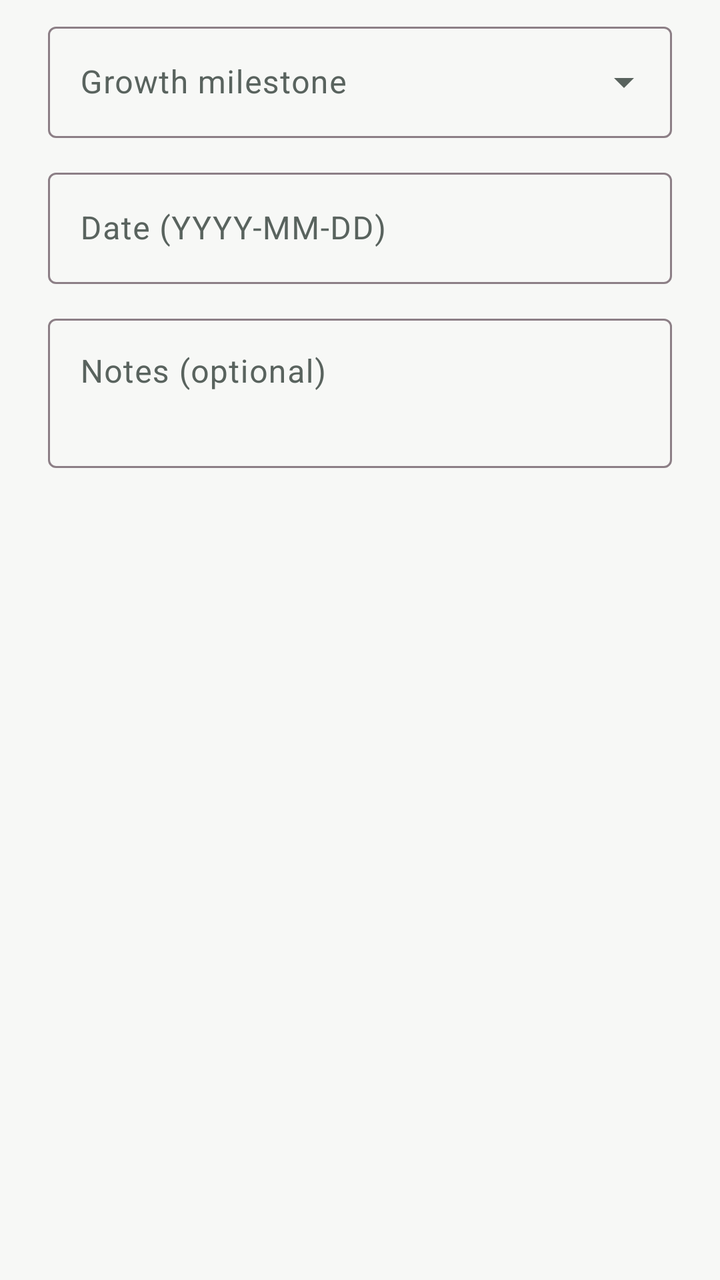
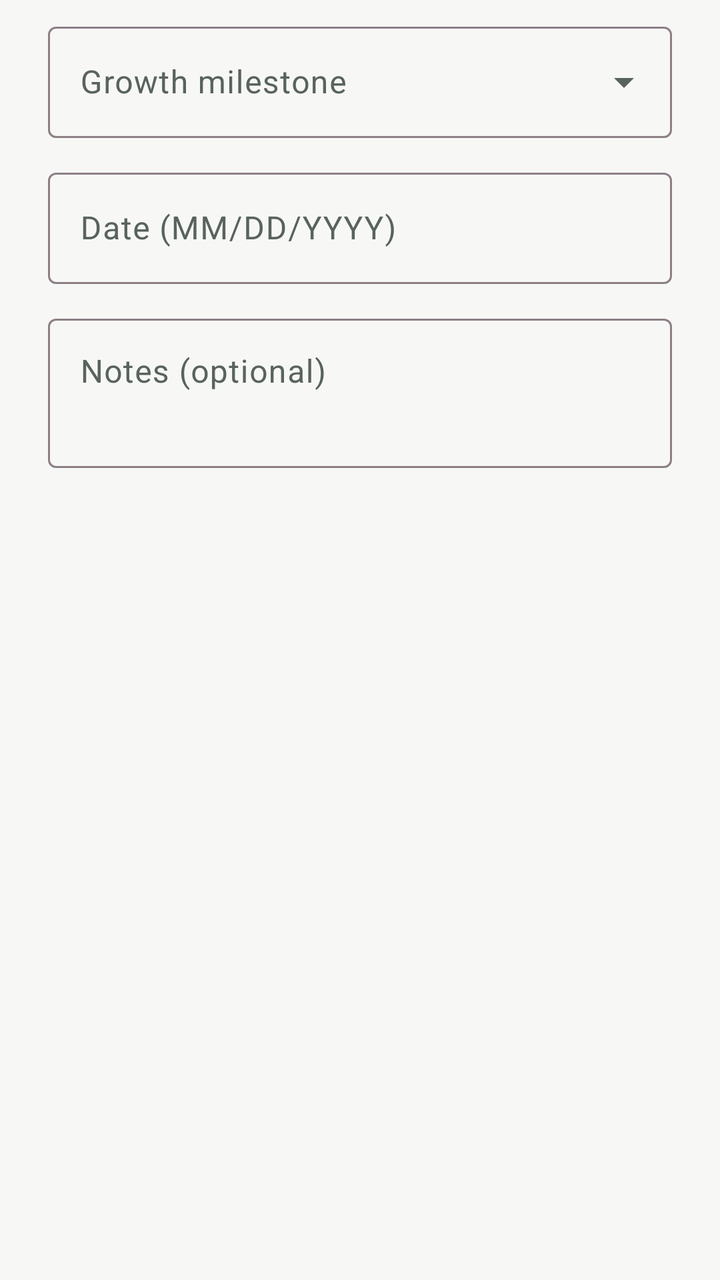

Compare the two renders of this Android layout. The source of the first and the diff that turns it into the second are given below.
<!-- AndroidManifest.xml: application theme Theme.DragonView -->
<!-- res/layout/dialog_planting_stage.xml -->
<?xml version="1.0" encoding="utf-8"?>
<LinearLayout xmlns:android="http://schemas.android.com/apk/res/android"
    xmlns:app="http://schemas.android.com/apk/res-auto"
    android:layout_width="match_parent"
    android:layout_height="wrap_content"
    android:orientation="vertical"
    android:paddingStart="24dp"
    android:paddingTop="8dp"
    android:paddingEnd="24dp"
    android:paddingBottom="4dp">

    <com.google.android.material.textfield.TextInputLayout
        style="@style/Widget.Material3.TextInputLayout.OutlinedBox.ExposedDropdownMenu"
        android:layout_width="match_parent"
        android:layout_height="wrap_content"
        android:hint="Growth milestone">
        <com.google.android.material.textfield.MaterialAutoCompleteTextView
            android:id="@+id/stageInput"
            android:layout_width="match_parent"
            android:layout_height="wrap_content"
            android:inputType="none" />
    </com.google.android.material.textfield.TextInputLayout>

    <com.google.android.material.textfield.TextInputLayout
        style="@style/Widget.Material3.TextInputLayout.OutlinedBox"
        android:layout_width="match_parent"
        android:layout_height="wrap_content"
        android:layout_marginTop="12dp"
        android:hint="Date (YYYY-MM-DD)">
        <com.google.android.material.textfield.TextInputEditText
            android:id="@+id/dateInput"
            android:layout_width="match_parent"
            android:layout_height="wrap_content"
            android:inputType="date" />
    </com.google.android.material.textfield.TextInputLayout>

    <com.google.android.material.textfield.TextInputLayout
        style="@style/Widget.Material3.TextInputLayout.OutlinedBox"
        android:layout_width="match_parent"
        android:layout_height="wrap_content"
        android:layout_marginTop="12dp"
        android:hint="Notes (optional)">
        <com.google.android.material.textfield.TextInputEditText
            android:id="@+id/noteInput"
            android:layout_width="match_parent"
            android:layout_height="wrap_content"
            android:gravity="top"
            android:inputType="textCapSentences|textMultiLine"
            android:minLines="2" />
    </com.google.android.material.textfield.TextInputLayout>

    <TextView
        android:id="@+id/errorText"
        android:layout_width="match_parent"
        android:layout_height="wrap_content"
        android:layout_marginTop="8dp"
        android:textColor="@color/dragon_error"
        android:textSize="12sp" />
</LinearLayout>
<!-- resources referenced by this layout -->
<resources>
  <color name="dragon_error">#B3261E</color>
  <style name="Theme.DragonView" parent="Theme.DragonView.Base" />
  <color name="dragon_magenta">#E51564</color>
  <color name="on_accent">#FFFFFF</color>
  <color name="dragon_surface_variant">@color/plum_mist_100</color>
  <color name="dragon_magenta_dark">#C50E55</color>
  <color name="dragon_green">#159C50</color>
  <color name="dragon_green_soft">#E4F7EB</color>
  <color name="black">@color/ink</color>
  <color name="dragon_yellow">#9A6514</color>
  <color name="dragon_yellow_soft">#FFF0D5</color>
  <color name="dragon_surface">@color/warm_ivory</color>
  <color name="neo_surface_high">#FFFFFF</color>
  <color name="dragon_outline">#8C7F86</color>
  <color name="fifo_urgent_soft">#F8DEDC</color>
  <style name="Widget.DragonView.Card" parent="Widget.Material3.CardView.Filled">
          <item name="cardBackgroundColor">@color/neo_surface_high</item>
          <item name="cardCornerRadius">20dp</item>
          <item name="cardElevation">1dp</item>
          <item name="strokeColor">@color/neo_highlight</item>
          <item name="strokeWidth">1dp</item>
      </style>
  <style name="ShapeAppearance.DragonView.Small" parent="ShapeAppearance.Material3.Corner.Small">
          <item name="cornerFamily">rounded</item>
          <item name="cornerSize">12dp</item>
      </style>
  <style name="ShapeAppearance.DragonView.Medium" parent="ShapeAppearance.Material3.Corner.Medium">
          <item name="cornerFamily">rounded</item>
          <item name="cornerSize">16dp</item>
      </style>
  <style name="ShapeAppearance.DragonView.Large" parent="ShapeAppearance.Material3.Corner.Large">
          <item name="cornerFamily">rounded</item>
          <item name="cornerSize">20dp</item>
      </style>
  <style name="TextAppearance.DragonView.HeadlineSmall" parent="TextAppearance.Material3.HeadlineSmall">
          <item name="android:fontFamily">sans-serif-medium</item>
          <item name="android:textColor">@color/ink</item>
          <item name="android:textSize">24sp</item>
          <item name="android:letterSpacing">-0.01</item>
      </style>
  <style name="TextAppearance.DragonView.TitleLarge" parent="TextAppearance.Material3.TitleLarge">
          <item name="android:fontFamily">sans-serif-medium</item>
          <item name="android:textColor">@color/ink</item>
          <item name="android:textSize">20sp</item>
          <item name="android:letterSpacing">-0.01</item>
      </style>
  <style name="TextAppearance.DragonView.TitleMedium" parent="TextAppearance.Material3.TitleMedium">
          <item name="android:fontFamily">sans-serif-medium</item>
          <item name="android:textColor">@color/ink</item>
          <item name="android:textSize">16sp</item>
          <item name="android:letterSpacing">0</item>
      </style>
  <style name="TextAppearance.DragonView.BodyLarge" parent="TextAppearance.Material3.BodyLarge">
          <item name="android:fontFamily">sans-serif</item>
          <item name="android:textColor">@color/ink</item>
          <item name="android:textSize">16sp</item>
          <item name="android:lineSpacingExtra">4dp</item>
      </style>
  <style name="TextAppearance.DragonView.BodyMedium" parent="TextAppearance.Material3.BodyMedium">
          <item name="android:fontFamily">sans-serif</item>
          <item name="android:textColor">@color/muted_ink</item>
          <item name="android:textSize">14sp</item>
          <item name="android:lineSpacingExtra">3dp</item>
      </style>
  <color name="warm_ivory">#F7F8F6</color>
  <color name="ink">#211A1E</color>
  <color name="muted_ink">#59635E</color>
  <color name="neo_surface_low">#F0F3F1</color>
  <color name="white">#FFFFFF</color>
  <color name="plum_orchid_400">#D86892</color>
  <color name="plum_mist_100">#F7E2EA</color>
  <dimen name="button_height">52dp</dimen>
  <dimen name="touch_target">48dp</dimen>
  <color name="focus_ripple">#207D1F43</color>
  <color name="neo_highlight">#DCE3DF</color>
  <!-- unchanged entries left out for length: 4 -->
</resources>

<!-- the commit's change to res/layout/dialog_planting_stage.xml (unified diff, before → after) -->
@@ -26,12 +26,13 @@
         android:layout_width="match_parent"
         android:layout_height="wrap_content"
         android:layout_marginTop="12dp"
-        android:hint="Date (YYYY-MM-DD)">
+        android:hint="Date (MM/DD/YYYY)">
         <com.google.android.material.textfield.TextInputEditText
             android:id="@+id/dateInput"
             android:layout_width="match_parent"
             android:layout_height="wrap_content"
-            android:inputType="date" />
+            android:inputType="number"
+            android:maxLength="10" />
     </com.google.android.material.textfield.TextInputLayout>
 
     <com.google.android.material.textfield.TextInputLayout
<!-- resource entries referenced after the edit -->
@@ -6,7 +6,7 @@
   <color name="on_accent">#FFFFFF</color>
   <color name="dragon_surface_variant">@color/plum_mist_100</color>
   <color name="dragon_magenta_dark">#C50E55</color>
-  <color name="dragon_green">#159C50</color>
+  <color name="dragon_green">#0D7F40</color>
   <color name="dragon_green_soft">#E4F7EB</color>
   <color name="black">@color/ink</color>
   <color name="dragon_yellow">#9A6514</color>
